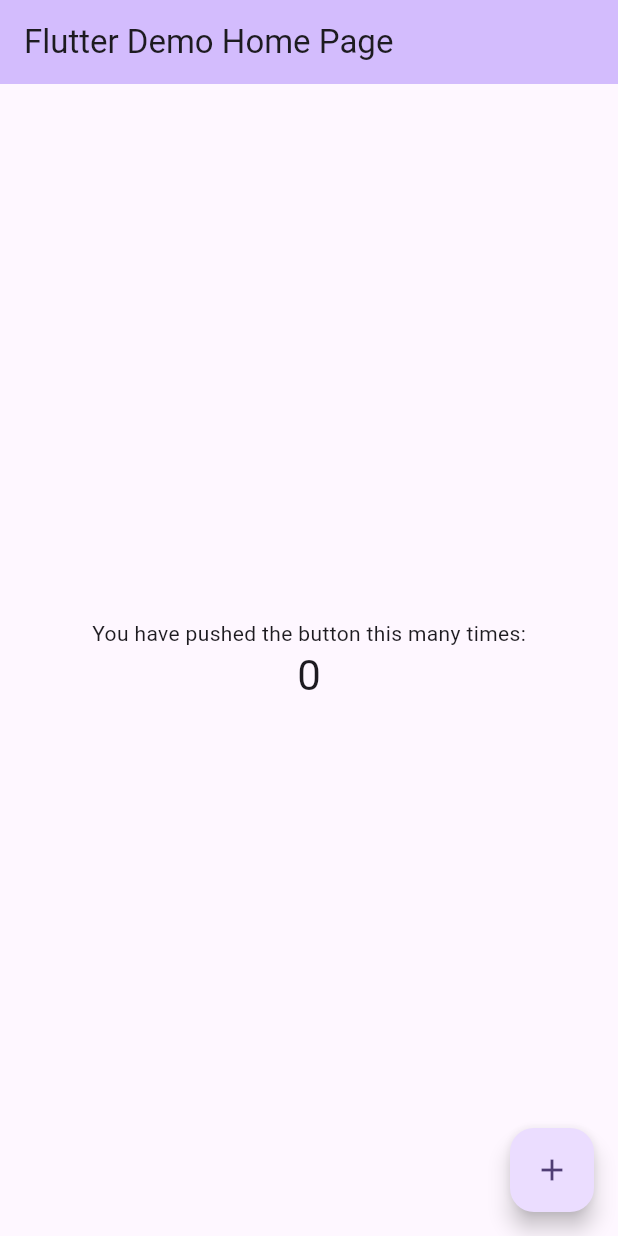
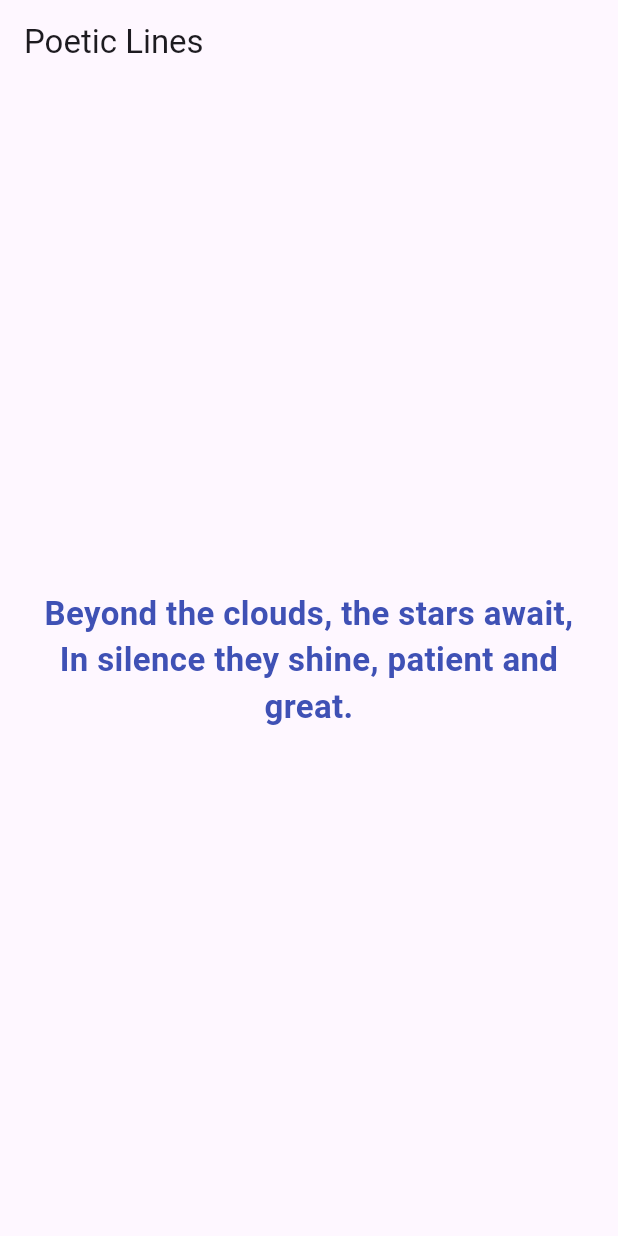
Before and after one commit to Nilanta-Roy-Nilay/Flutter_61C_class, a Flutter app: the screen it shows after launch, on a phone screen of 412 x 824 dp. Run offline on Flutter 3.47's test engine with Material 3 defaults, Android fonts, the phone set to English and light mode, and no system bars.

Commit message:
Update a2_task2.dart

```diff
--- a/lib/a2_task2.dart
+++ b/lib/a2_task2.dart
@@ -1,122 +1,45 @@
 import 'package:flutter/material.dart';
 
 void main() {
-  runApp(const MyApp());
+  runApp(const PoemApp());
 }
 
-class MyApp extends StatelessWidget {
-  const MyApp({super.key});
+class PoemApp extends StatelessWidget {
+  const PoemApp({super.key});
 
-  // This widget is the root of your application.
   @override
   Widget build(BuildContext context) {
     return MaterialApp(
-      title: 'Flutter Demo',
+      title: 'Styled Poem',
       theme: ThemeData(
-        // This is the theme of your application.
-        //
-        // TRY THIS: Try running your application with "flutter run". You'll see
-        // the application has a purple toolbar. Then, without quitting the app,
-        // try changing the seedColor in the colorScheme below to Colors.green
-        // and then invoke "hot reload" (save your changes or press the "hot
-        // reload" button in a Flutter-supported IDE, or press "r" if you used
-        // the command line to start the app).
-        //
-        // Notice that the counter didn't reset back to zero; the application
-        // state is not lost during the reload. To reset the state, use hot
-        // restart instead.
-        //
-        // This works for code too, not just values: Most code changes can be
-        // tested with just a hot reload.
-        colorScheme: ColorScheme.fromSeed(seedColor: Colors.deepPurple),
+        primarySwatch: Colors.indigo,
       ),
-      home: const MyHomePage(title: 'Flutter Demo Home Page'),
+      home: const PoemScreen(),
     );
   }
 }
 
-class MyHomePage extends StatefulWidget {
-  const MyHomePage({super.key, required this.title});
-
-  // This widget is the home page of your application. It is stateful, meaning
-  // that it has a State object (defined below) that contains fields that affect
-  // how it looks.
-
-  // This class is the configuration for the state. It holds the values (in this
-  // case the title) provided by the parent (in this case the App widget) and
-  // used by the build method of the State. Fields in a Widget subclass are
-  // always marked "final".
-
-  final String title;
-
-  @override
-  State<MyHomePage> createState() => _MyHomePageState();
-}
-
-class _MyHomePageState extends State<MyHomePage> {
-  int _counter = 0;
-
-  void _incrementCounter() {
-    setState(() {
-      // This call to setState tells the Flutter framework that something has
-      // changed in this State, which causes it to rerun the build method below
-      // so that the display can reflect the updated values. If we changed
-      // _counter without calling setState(), then the build method would not be
-      // called again, and so nothing would appear to happen.
-      _counter++;
-    });
-  }
+class PoemScreen extends StatelessWidget {
+  const PoemScreen({super.key});
 
   @override
   Widget build(BuildContext context) {
-    // This method is rerun every time setState is called, for instance as done
-    // by the _incrementCounter method above.
-    //
-    // The Flutter framework has been optimized to make rerunning build methods
-    // fast, so that you can just rebuild anything that needs updating rather
-    // than having to individually change instances of widgets.
     return Scaffold(
-      appBar: AppBar(
-        // TRY THIS: Try changing the color here to a specific color (to
-        // Colors.amber, perhaps?) and trigger a hot reload to see the AppBar
-        // change color while the other colors stay the same.
-        backgroundColor: Theme.of(context).colorScheme.inversePrimary,
-        // Here we take the value from the MyHomePage object that was created by
-        // the App.build method, and use it to set our appbar title.
-        title: Text(widget.title),
-      ),
+      appBar: AppBar(title: const Text('Poetic Lines')),
       body: Center(
-        // Center is a layout widget. It takes a single child and positions it
-        // in the middle of the parent.
-        child: Column(
-          // Column is also a layout widget. It takes a list of children and
-          // arranges them vertically. By default, it sizes itself to fit its
-          // children horizontally, and tries to be as tall as its parent.
-          //
-          // Column has various properties to control how it sizes itself and
-          // how it positions its children. Here we use mainAxisAlignment to
-          // center the children vertically; the main axis here is the vertical
-          // axis because Columns are vertical (the cross axis would be
-          // horizontal).
-          //
-          // TRY THIS: Invoke "debug painting" (choose the "Toggle Debug Paint"
-          // action in the IDE, or press "p" in the console), to see the
-          // wireframe for each widget.
-          mainAxisAlignment: MainAxisAlignment.center,
-          children: <Widget>[
-            const Text('You have pushed the button this many times:'),
-            Text(
-              '$_counter',
-              style: Theme.of(context).textTheme.headlineMedium,
+        child: Container(
+          padding: const EdgeInsets.all(20),
+          child: const Text(
+            'Beyond the clouds, the stars await,\nIn silence they shine, patient and great.',
+            textAlign: TextAlign.center,
+            style: TextStyle(
+              fontSize: 22,
+              color: Colors.indigo,
+              fontWeight: FontWeight.w600,
             ),
-          ],
+          ),
         ),
       ),
-      floatingActionButton: FloatingActionButton(
-        onPressed: _incrementCounter,
-        tooltip: 'Increment',
-        child: const Icon(Icons.add),
-      ), // This trailing comma makes auto-formatting nicer for build methods.
     );
   }
 }
```
